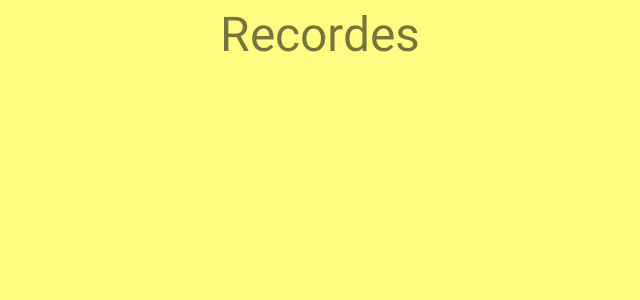
After one commit to felipe-sbatista/word-play, an Android app: the RecordesActivity screen opened directly, with no data from a screen before it, on a phone screen of 824 x 412 dp (held sideways). The commit adds this screen. Shown: the top 300 px of the screen, without its empty margins (299-939 px from the left). Run offline under Robolectric (Android 15) with nearby library versions, the phone set to English and light mode, and no system bars; our stand-ins replace Firebase (no records; nobody signed in at launch, a user with empty details on screens opened directly).

Commit message:
Desenvolvimento da tela de Recordes
 - Desenvolvimento do recyclerView para listagem dos usuários
 - Desenvolvimento do card de usuarios para exibir na listagem
 - Desenvolvimento do viewAdapter para comunicação do recler

```diff
--- /dev/null
+++ b/app/src/main/java/com/palavras/unicap/palavrinhas/activity/RecordesActivity.java
@@ -0,0 +1,68 @@
+package com.palavras.unicap.palavrinhas.activity;
+
+import android.os.Bundle;
+
+import androidx.annotation.NonNull;
+import androidx.appcompat.app.AppCompatActivity;
+import androidx.recyclerview.widget.LinearLayoutManager;
+import androidx.recyclerview.widget.RecyclerView;
+
+import com.google.firebase.database.DataSnapshot;
+import com.google.firebase.database.DatabaseError;
+import com.google.firebase.database.DatabaseReference;
+import com.google.firebase.database.FirebaseDatabase;
+import com.google.firebase.database.Query;
+import com.google.firebase.database.ValueEventListener;
+import com.palavras.unicap.palavrinhas.R;
+import com.palavras.unicap.palavrinhas.adapter.RecyclerViewAdapter;
+import com.palavras.unicap.palavrinhas.entity.Usuario;
+import com.palavras.unicap.palavrinhas.util.Constantes;
+
+import java.util.ArrayList;
+import java.util.List;
+
+
+public class RecordesActivity extends AppCompatActivity {
+
+    private List<Usuario> usuarios = new ArrayList<>();
+
+    private RecyclerView recyclerView;
+    private RecyclerView.LayoutManager layoutManager;
+    private RecyclerView.Adapter adapter;
+
+    @Override
+    protected void onCreate(Bundle savedInstanceState) {
+        super.onCreate(savedInstanceState);
+        setContentView(R.layout.activity_recordes);
+        this.fetchData();
+    }
+
+    private void fetchData(){
+        FirebaseDatabase database = FirebaseDatabase.getInstance();
+        DatabaseReference reference = database.getReference(Constantes.USUARIOS_REFERENCE);
+        Query query = reference.orderByChild(Constantes.PALAVRAS_REFERENCE);
+        query.addListenerForSingleValueEvent(new ValueEventListener() {
+            @Override
+            public void onDataChange(@NonNull DataSnapshot dataSnapshot) {
+                for(DataSnapshot singleSnapshot : dataSnapshot.getChildren()){
+                    usuarios.add(singleSnapshot.getValue(Usuario.class));
+                }
+                createRecyclerView();
+            }
+            @Override
+            public void onCancelled(@NonNull DatabaseError databaseError) {
+                //TODO: Subir alguma exceção
+            }
+        });
+    }
+
+
+    private void createRecyclerView(){
+        recyclerView = findViewById(R.id.lista_usuarios);
+        layoutManager = new LinearLayoutManager(this);
+        recyclerView.setHasFixedSize(true);
+        adapter = new RecyclerViewAdapter(usuarios, this);
+        recyclerView.setLayoutManager(layoutManager);
+        recyclerView.setAdapter(adapter);
+    }
+}
--- /dev/null
+++ b/app/src/main/java/com/palavras/unicap/palavrinhas/adapter/RecyclerViewAdapter.java
@@ -0,0 +1,61 @@
+package com.palavras.unicap.palavrinhas.adapter;
+
+import android.content.Context;
+import android.view.LayoutInflater;
+import android.view.View;
+import android.view.ViewGroup;
+import android.widget.TextView;
+
+import androidx.annotation.NonNull;
+import androidx.recyclerview.widget.RecyclerView;
+
+import com.palavras.unicap.palavrinhas.R;
+import com.palavras.unicap.palavrinhas.entity.Usuario;
+
+import java.util.ArrayList;
+import java.util.List;
+
+public class RecyclerViewAdapter extends RecyclerView.Adapter<RecyclerViewAdapter.ViewHolder> {
+
+    private List<Usuario> usuarios = new ArrayList<>();
+    private Context context;
+
+    public RecyclerViewAdapter(List<Usuario> usuarios, Context context) {
+        this.usuarios = usuarios;
+        this.context = context;
+    }
+
+    @NonNull
+    @Override
+    public ViewHolder onCreateViewHolder(@NonNull ViewGroup parent, int viewType) {
+        View view = LayoutInflater.from(parent.getContext()).inflate(R.layout.item_usuario, parent, false);
+        return new ViewHolder(view);
+    }
+
+    @Override
+    public void onBindViewHolder(@NonNull ViewHolder holder, int position) {
+        Usuario usuario = usuarios.get(position);
+        holder.viewNome.setText(usuario.getNome());
+        holder.viewTempo.setText(usuario.getSegundos()+ " segundos");
+        holder.viewPontos.setText(usuario.getPontos() + " pontos");
+
+    }
+
+    @Override
+    public int getItemCount() {
+        return usuarios.size();
+    }
+
+    public class ViewHolder extends RecyclerView.ViewHolder{
+        public TextView viewNome;
+        public TextView viewPontos;
+        public TextView viewTempo;
+
+        public ViewHolder(@NonNull View itemView) {
+            super(itemView);
+             viewNome = itemView.findViewById(R.id.nome_usuario);
+             viewPontos = itemView.findViewById(R.id.pontos_usuario);
+             viewTempo = itemView.findViewById(R.id.tempo_usuario);
+        }
+    }
+}
--- a/app/src/main/res/layout/activity_recordes.xml
+++ b/app/src/main/res/layout/activity_recordes.xml
@@ -5,40 +5,33 @@
     android:layout_width="match_parent"
     android:layout_height="match_parent"
     android:id="@+id/layout"
-    tools:context=".Activity.RecordesActivity"
+    tools:context=".activity.RecordesActivity"
     android:background="#fffd82">
 
     <androidx.recyclerview.widget.RecyclerView
+        android:id="@+id/lista_usuarios"
         android:layout_width="677dp"
         android:layout_height="307dp"
-        android:layout_marginStart="24dp"
-        android:layout_marginTop="52dp"
+        android:layout_marginTop="8dp"
+        app:layout_constraintBottom_toBottomOf="parent"
+        app:layout_constraintEnd_toEndOf="parent"
         app:layout_constraintStart_toStartOf="parent"
-        app:layout_constraintTop_toTopOf="parent"
-        tools:listitem="@layout/item_usuario"
-        android:id="@+id/lista_usuarios">
-
-        <View
-            android:id="@+id/lista_notas_fundo_gradiente_inferior"
-            android:layout_width="0dp"
-            android:layout_height="5dp"
-            android:background="@drawable/fundo_gradiente_insere_nota"
-            app:layout_constraintEnd_toEndOf="parent"
-            app:layout_constraintStart_toStartOf="parent" />
-
-        <TextView
-            android:layout_width="0dp"
-            android:layout_height="wrap_content"
-            android:padding="10dp"
-            android:text="Inserir uma nota"
-            android:textColor="@android:color/darker_gray"
-            android:textSize="20sp"
-            app:layout_constraintBottom_toBottomOf="parent"
-            app:layout_constraintEnd_toEndOf="parent"
-            app:layout_constraintStart_toStartOf="parent"
-            tools:text="TESTE"/>
+        app:layout_constraintTop_toBottomOf="@+id/textView2"
+        tools:listitem="@layout/item_usuario">
 
 
     </androidx.recyclerview.widget.RecyclerView>
 
+    <TextView
+        android:id="@+id/textView2"
+        android:layout_width="wrap_content"
+        android:layout_height="wrap_content"
+        android:gravity="center"
+        android:text="Recordes"
+        android:textSize="32dp"
+        app:layout_constraintLeft_toLeftOf="parent"
+        app:layout_constraintRight_toRightOf="parent"
+        app:layout_constraintTop_toTopOf="parent"
+        />
+
 </androidx.constraintlayout.widget.ConstraintLayout>
```
